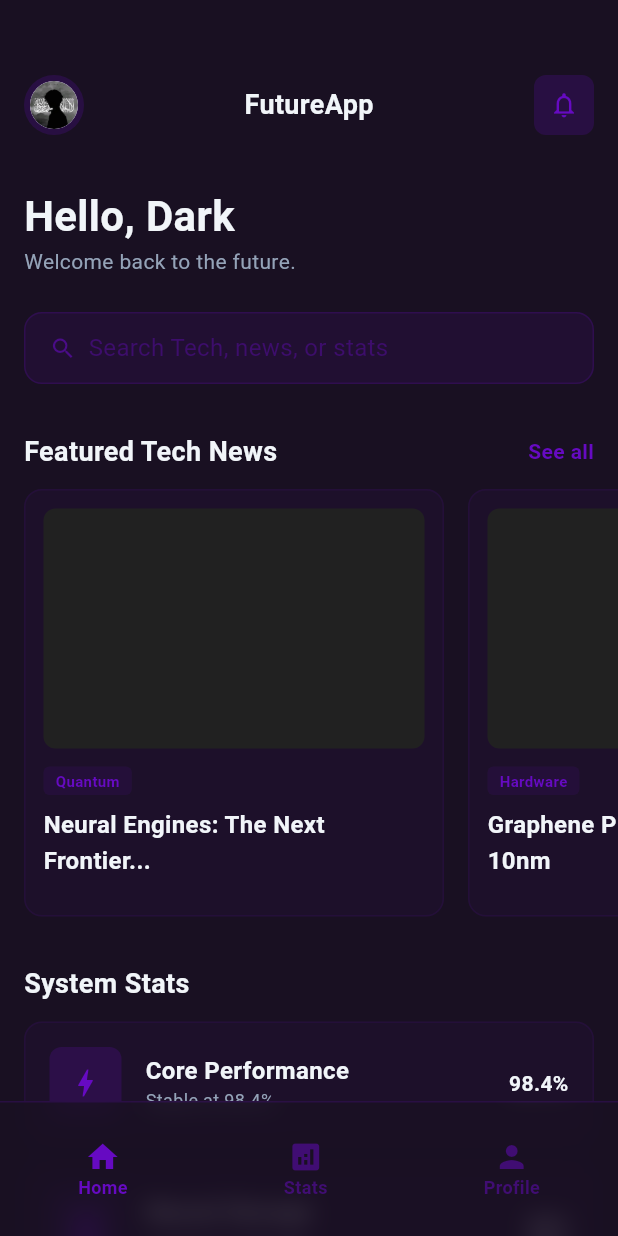
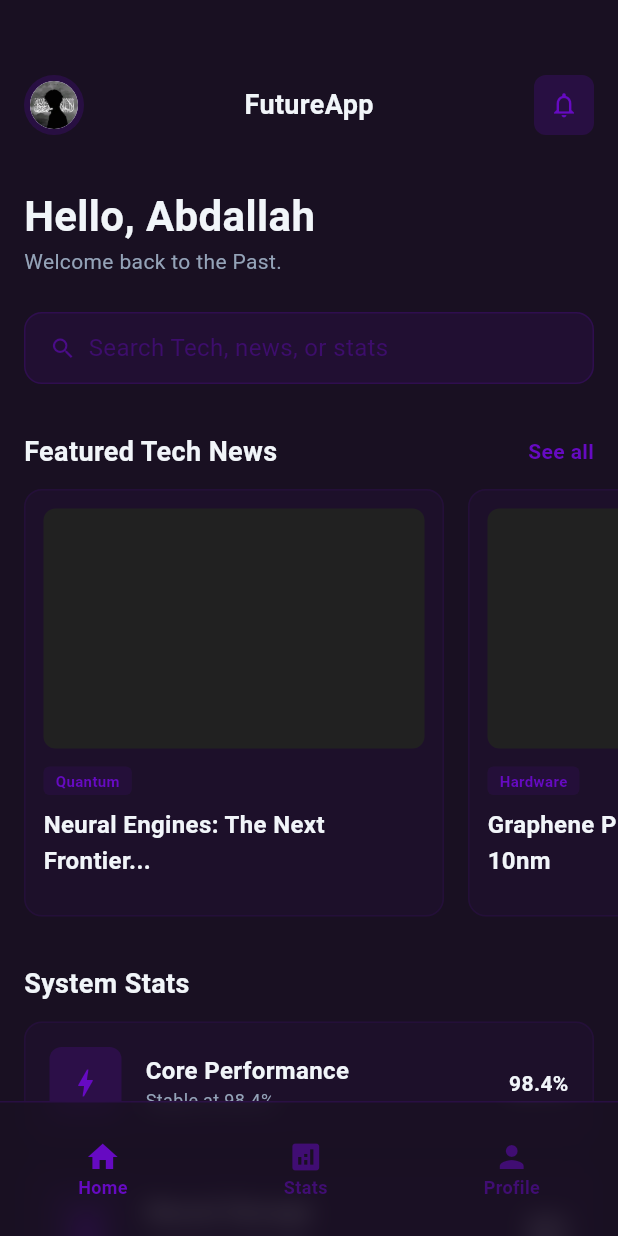
Before and after one commit to dark-zid-code/MyFirUI, a Flutter app: the screen it shows after launch, on a phone screen of 412 x 824 dp. Run offline on Flutter 3.47's test engine with Material 3 defaults, Android fonts, the phone set to English and light mode, and no system bars; Roboto replaces fonts that are missing (Plus Jakarta Sans).

Commit message:
change name

```diff
--- a/lib/home.dart
+++ b/lib/home.dart
@@ -27,7 +27,7 @@ class _HomeState extends State<Home> {
                     crossAxisAlignment: CrossAxisAlignment.start,
                     children: const [
                       Text(
-                        'Hello, Dark',
+                        'Hello, Abdallah',
                         style: TextStyle(
                           color: Color(0xFFF1F5F9),
                           fontSize: 28,
@@ -36,7 +36,7 @@ class _HomeState extends State<Home> {
                         ),
                       ),
                       Text(
-                        'Welcome back to the future.',
+                        'Welcome back to the Past.',
                         style: TextStyle(
                           color: Color(0xFF94A3B8),
                           fontSize: 14,
```
